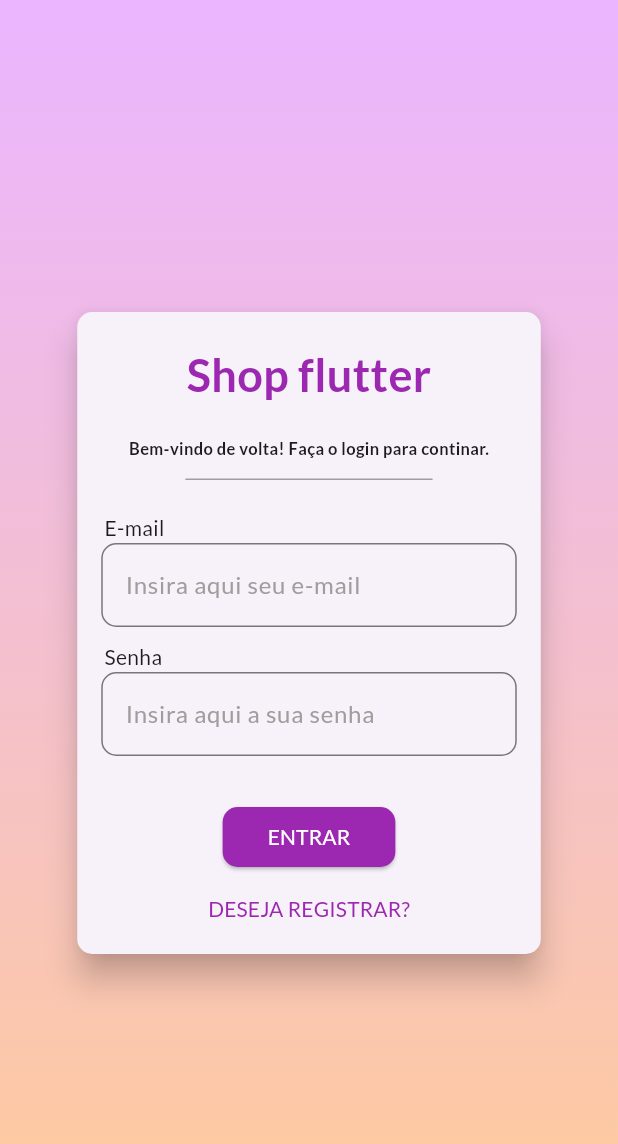
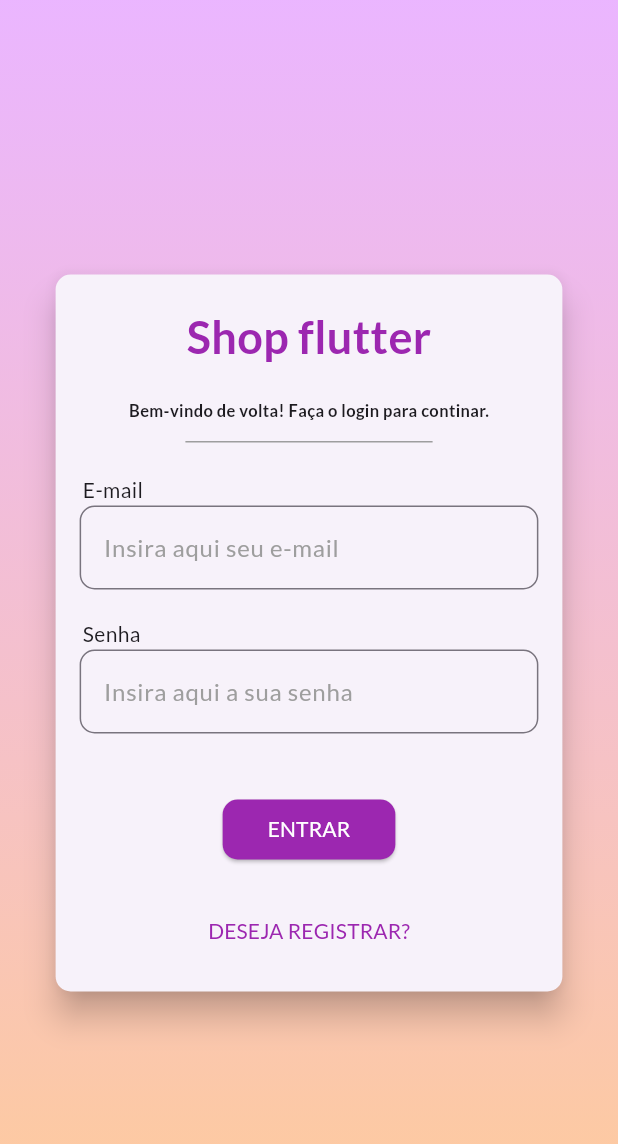
Before and after one commit to carlosyamanaka/shop_flutter, a Flutter app: the screen it shows after launch, on a phone screen of 412 x 824 dp. Shown: the top 1144 px of the screen. Run offline on Flutter 3.47's test engine with Material 3 defaults, Android fonts, the phone set to English and light mode, and no system bars; our stand-ins replace shared_preferences.

Commit message:
Implementada animação fade quando troca de página, animação na tela de login transicionando para registro, animação ao abrir um pedido e dentro do produto, quando se scrolla pra mim, agora a imagem vira a appbar

```diff
--- a/lib/components/app_drawer.dart
+++ b/lib/components/app_drawer.dart
@@ -1,7 +1,9 @@
 import 'package:flutter/material.dart';
 import 'package:provider/provider.dart';
 import 'package:shop_flutter/models/auth.dart';
+import 'package:shop_flutter/pages/orders_page.dart';
 import 'package:shop_flutter/utils/app_routes.dart';
+import 'package:shop_flutter/utils/custom_route.dart';
 
 class AppDrawer extends StatelessWidget {
   const AppDrawer({super.key});
--- a/lib/components/auth_form.dart
+++ b/lib/components/auth_form.dart
@@ -16,7 +16,8 @@ class AuthForm extends StatefulWidget {
   State<AuthForm> createState() => _AuthFormState();
 }
 
-class _AuthFormState extends State<AuthForm> {
+class _AuthFormState extends State<AuthForm>
+    with SingleTickerProviderStateMixin {
   final _passwordController = TextEditingController();
   //Para pegar o valor da senha para fazer a validação com o repeat password
 
@@ -32,15 +33,61 @@ class _AuthFormState extends State<AuthForm> {
     'password': '',
   };
 
+  AnimationController? _controller;
+  Animation<double>? _opacityAnimation;
+  Animation<Offset>? _slideAnimation;
+
   bool _isLogin() => _authMode == AuthMode.Login;
   bool _isSignup() => _authMode == AuthMode.Signup;
+
+  @override
+  void initState() {
+    super.initState();
+
+    _controller = AnimationController(
+      vsync: this,
+      duration: const Duration(
+        milliseconds: 300,
+      ),
+    );
+
+    _opacityAnimation = Tween(
+      begin: 0.0,
+      end: 1.0,
+    ).animate(
+      CurvedAnimation(
+        parent: _controller!,
+        curve: Curves.linear,
+      ),
+    );
+
+    _slideAnimation = Tween<Offset>(
+      begin: const Offset(0, -1.5),
+      end: const Offset(0, 0),
+    ).animate(
+      CurvedAnimation(
+        parent: _controller!,
+        curve: Curves.linear,
+      ),
+    );
+
+    // _heightAnimation?.addListener(() => setState(() {}));
+  }
+
+  @override
+  void dispose() {
+    super.dispose();
+    _controller?.dispose();
+  }
 
   void _switchAuthMode() {
     setState(() {
       if (_isLogin()) {
         _authMode = AuthMode.Signup;
+        _controller?.forward();
       } else {
         _authMode = AuthMode.Login;
+        _controller?.reverse();
       }
     });
   }
@@ -141,10 +188,13 @@ class _AuthFormState extends State<AuthForm> {
               ),
             ),
           ),
-          Container(
+          AnimatedContainer(
+            duration: const Duration(milliseconds: 300),
+            curve: Curves.easeIn,
             padding: const EdgeInsets.all(16),
-            height: _isLogin() ? 310 : 400,
-            width: deviceSize.width * 0.75,
+            height: _isLogin() ? 360 : 450,
+            width: deviceSize.width * 0.82,
+            child: SingleChildScrollView(
               child: Form(
                 key: _formKey,
                 child: Column(
@@ -176,7 +226,7 @@ class _AuthFormState extends State<AuthForm> {
                         return null;
                       },
                     ),
-                  const SizedBox(height: 10),
+                    const SizedBox(height: 20),
                     Container(
                       alignment: Alignment.centerLeft,
                       margin: const EdgeInsets.only(left: 2),
@@ -207,7 +257,7 @@ class _AuthFormState extends State<AuthForm> {
                         return null;
                       },
                     ),
-                  const SizedBox(height: 10),
+                    const SizedBox(height: 20),
                     if (_isSignup())
                       Container(
                         alignment: Alignment.centerLeft,
@@ -215,7 +265,18 @@ class _AuthFormState extends State<AuthForm> {
                         child: const Text('Confirmar senha'),
                       ),
                     if (_isSignup())
-                    TextFormField(
+                      AnimatedContainer(
+                        constraints: BoxConstraints(
+                          minHeight: _isLogin() ? 0 : 40,
+                          maxHeight: _isLogin() ? 0 : 90,
+                        ),
+                        duration: const Duration(milliseconds: 500),
+                        curve: Curves.linear,
+                        child: FadeTransition(
+                          opacity: _opacityAnimation!,
+                          child: SlideTransition(
+                            position: _slideAnimation!,
+                            child: TextFormField(
                               decoration: InputDecoration(
                                 hintText: 'Insira novamente sua senha',
                                 hintStyle: const TextStyle(color: Colors.grey),
@@ -233,11 +294,15 @@ class _AuthFormState extends State<AuthForm> {
                                   ? null
                                   : (newPassword) {
                                       final password = newPassword ?? '';
-                              if (password != _passwordController.text) {
+                                      if (password !=
+                                          _passwordController.text) {
                                         return 'Senhas informadas não conferem.';
                                       }
                                       return null;
                                     },
+                            ),
+                          ),
+                        ),
                       ),
                     const SizedBox(height: 20),
                     if (_isLoading)
@@ -250,17 +315,19 @@ class _AuthFormState extends State<AuthForm> {
                           shape: RoundedRectangleBorder(
                             borderRadius: BorderRadius.circular(10),
                           ),
-                        backgroundColor: Theme.of(context).colorScheme.primary,
+                          backgroundColor:
+                              Theme.of(context).colorScheme.primary,
                           foregroundColor: Colors.white,
                           padding: const EdgeInsets.symmetric(
                             horizontal: 30,
                             vertical: 8,
                           ),
                         ),
-                      child: Text(
-                          _authMode == AuthMode.Login ? 'ENTRAR' : 'REGISTRAR'),
+                        child: Text(_authMode == AuthMode.Login
+                            ? 'ENTRAR'
+                            : 'REGISTRAR'),
                       ),
-                  const Spacer(),
+                    const SizedBox(height: 20),
                     TextButton(
                       onPressed: _switchAuthMode,
                       child: Text(
@@ -271,6 +338,7 @@ class _AuthFormState extends State<AuthForm> {
                 ),
               ),
             ),
+          ),
         ],
       ),
     );
--- a/lib/main.dart
+++ b/lib/main.dart
@@ -11,6 +11,7 @@ import 'package:shop_flutter/pages/product_detail_page.dart';
 import 'package:shop_flutter/pages/product_form_page.dart';
 import 'package:shop_flutter/pages/products_page.dart';
 import 'package:shop_flutter/utils/app_routes.dart';
+import 'package:shop_flutter/utils/custom_route.dart';
 
 void main() {
   runApp(const MyApp());
@@ -55,12 +56,15 @@ class MyApp extends StatelessWidget {
       child: MaterialApp(
         title: 'Shop Flutter',
         theme: ThemeData(
-          colorScheme: theme.colorScheme.copyWith(
-            primary: Colors.purple,
-            secondary: Colors.deepOrange,
-          ),
-          fontFamily: 'Lato',
-        ),
+            colorScheme: theme.colorScheme.copyWith(
+              primary: Colors.purple,
+              secondary: Colors.deepOrange,
+            ),
+            fontFamily: 'Lato',
+            pageTransitionsTheme: PageTransitionsTheme(builders: {
+              TargetPlatform.iOS: CustomPageTransitionsBuilder(),
+              TargetPlatform.android: CustomPageTransitionsBuilder(),
+            })),
         routes: {
           AppRoutes.AUTH_OR_HOME: (ctx) => const AuthOrHomePage(),
           AppRoutes.PRODUCT_DETAIL: (ctx) => const ProductDetailPage(),
--- a/lib/pages/auth_page.dart
+++ b/lib/pages/auth_page.dart
@@ -20,7 +20,9 @@ class AuthPage extends StatelessWidget {
               end: Alignment.bottomCenter,
             )),
           ),
-          SizedBox(
+          Center(
+            child: SingleChildScrollView(
+              child: SizedBox(
                 width: double.infinity,
                 child: Column(
                   crossAxisAlignment: CrossAxisAlignment.center,
@@ -34,6 +36,8 @@ class AuthPage extends StatelessWidget {
                     const AuthForm(),
                   ],
                 ),
+              ),
+            ),
           )
         ],
       ),
--- /dev/null
+++ b/lib/utils/custom_route.dart
@@ -0,0 +1,37 @@
+import 'package:flutter/material.dart';
+
+class CustomRoute extends MaterialPageRoute {
+  CustomRoute({
+    required super.builder,
+    super.settings,
+  });
+
+  @override
+  Widget buildTransitions(
+    BuildContext context,
+    Animation<double> animation,
+    Animation<double> secondaryAnimation,
+    Widget child,
+  ) {
+    return FadeTransition(
+      opacity: animation,
+      child: child,
+    );
+  }
+}
+
+class CustomPageTransitionsBuilder extends PageTransitionsBuilder {
+  @override
+  Widget buildTransitions<T>(
+    PageRoute<T> route,
+    BuildContext context,
+    Animation<double> animation,
+    Animation<double> secondaryAnimation,
+    Widget child,
+  ) {
+    return FadeTransition(
+      opacity: animation,
+      child: child,
+    );
+  }
+}
```
Also changed, not shown: lib/components/order.dart (+9 -4 lines), lib/components/product_grid_item.dart (+8 -3 lines), lib/pages/product_detail_page.dart (+48 -9 lines), pubspec.yaml (+5 -5 lines), assets/images/product-placeholder.png (added). Lines whose indentation alone changed are shown as unchanged.
